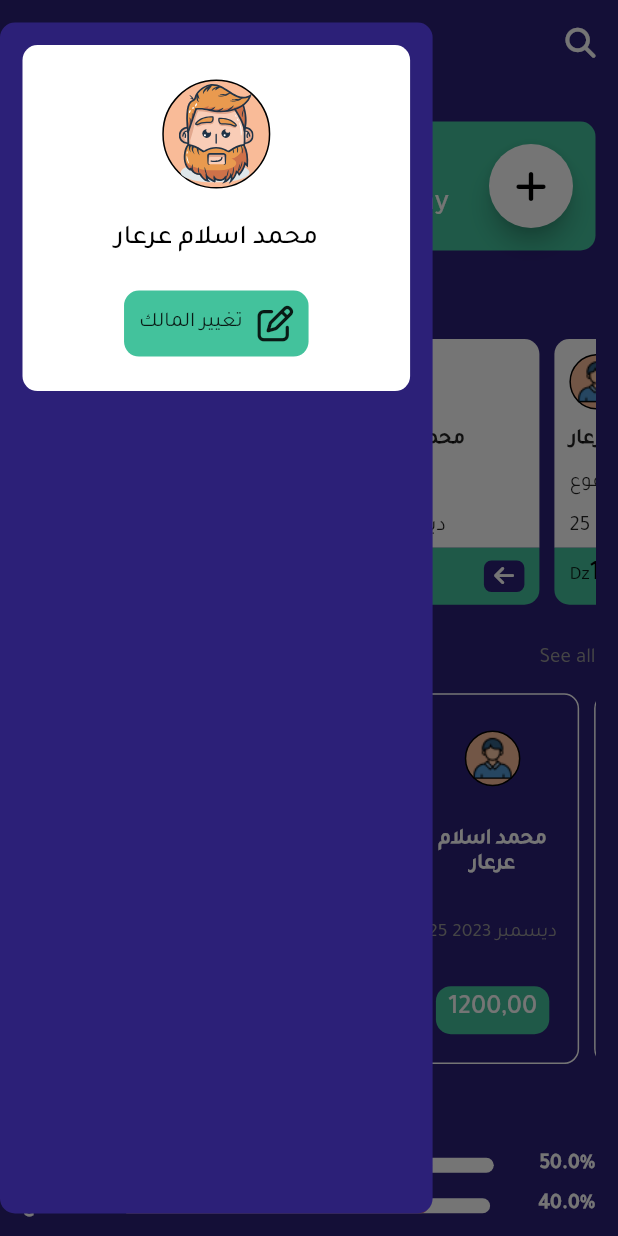
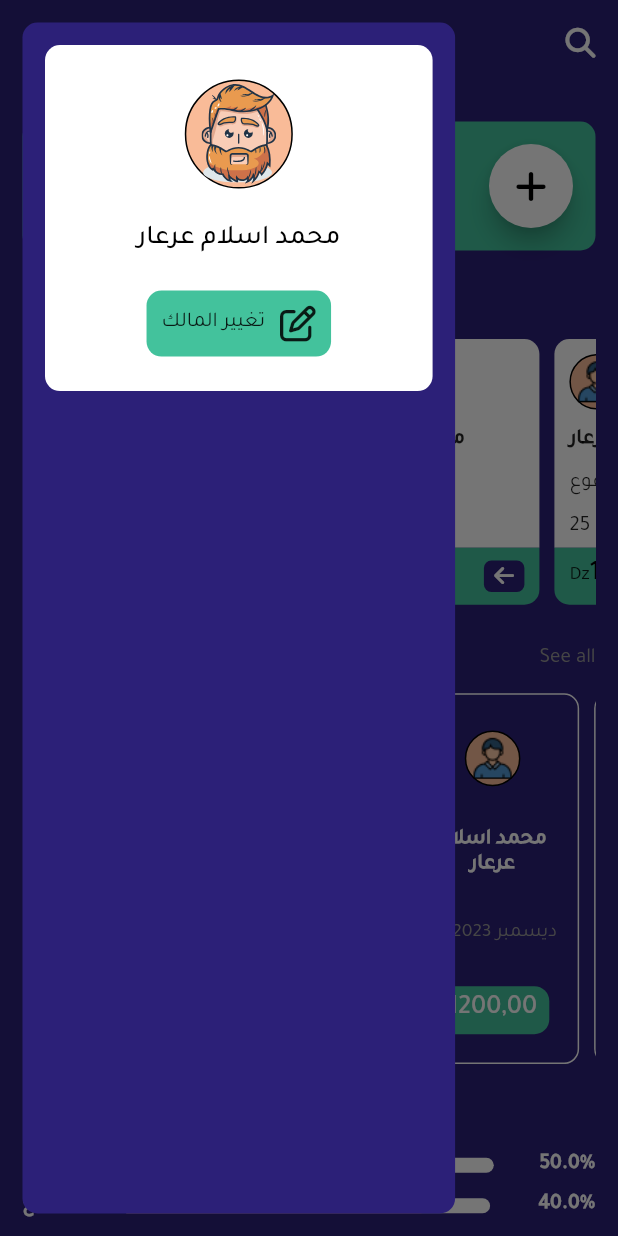
Before and after one commit to Mohamed-Ararr/store-debt, a Flutter app: the screen it shows after launch, with the side drawer open, on a phone screen of 412 x 824 dp. Run offline on Flutter 3.47's test engine with Material 2 defaults, Android fonts, the phone set to English and light mode, and no system bars; our stand-ins replace flutter_svg, font_awesome_flutter, go_router; project files that could hold a hidden picture were left out.

Commit message:
add margin to custom drawer

```diff
--- a/lib/Features/Home Screen/Presentation/Widgets/CustomDrawer.dart
+++ b/lib/Features/Home Screen/Presentation/Widgets/CustomDrawer.dart
@@ -11,7 +11,7 @@ class CustomDrawer extends StatelessWidget {
   Widget build(BuildContext context) {
     return SafeArea(
       child: Container(
-        margin: EdgeInsets.only(top: 15, right: 15, bottom: 15),
+        margin: EdgeInsets.all(15),
         width: MediaQuery.of(context).size.width * .7,
         decoration: BoxDecoration(
           borderRadius: bRadius10,
```
